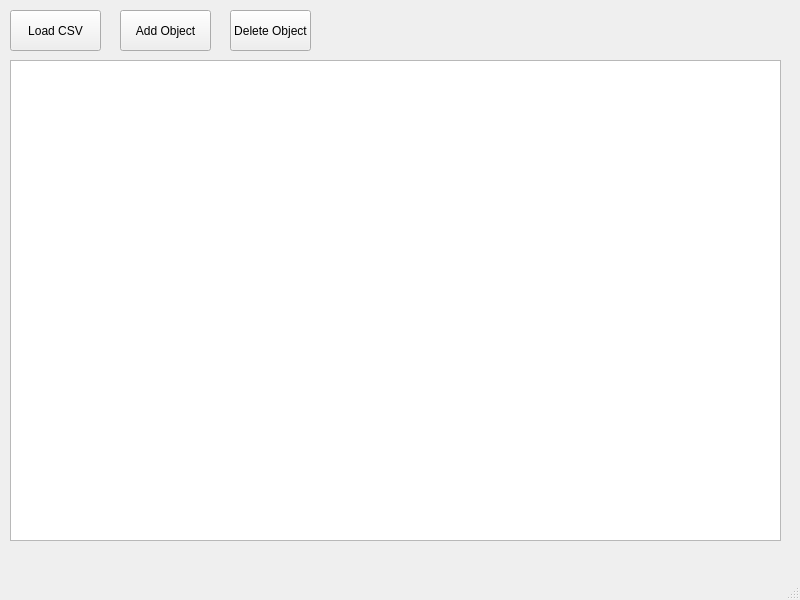
Old version of the form inventorywindow.ui in the repository EtoDrowsy/CS499.
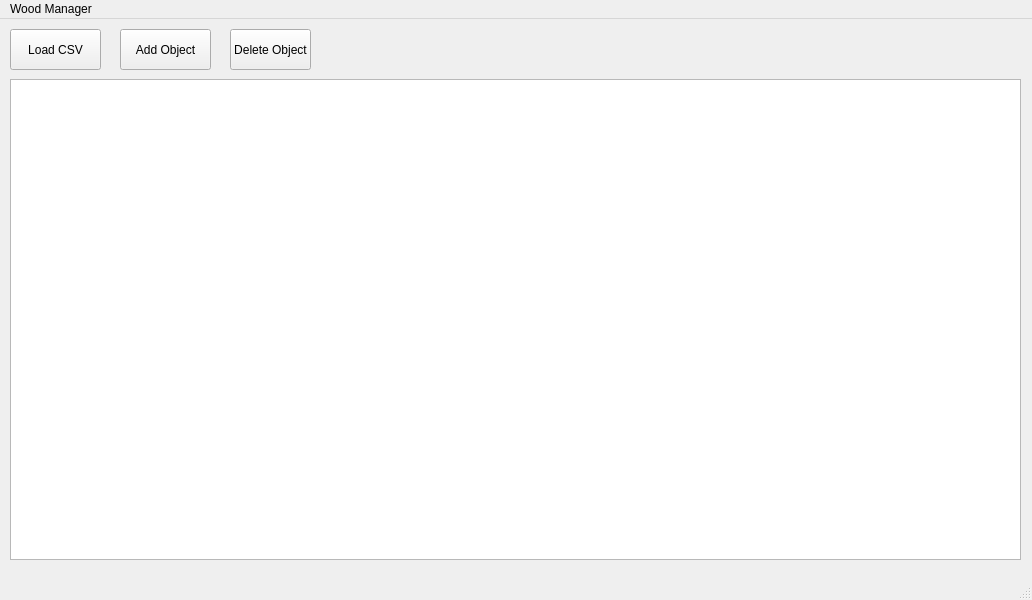
New version of the form.

Diff of the .ui file:
```diff
--- a/inventorywindow.ui
+++ b/inventorywindow.ui
@@ -6,7 +6,7 @@
    <rect>
     <x>0</x>
     <y>0</y>
-    <width>800</width>
+    <width>1032</width>
     <height>600</height>
    </rect>
   </property>
@@ -61,7 +61,7 @@
      <rect>
       <x>10</x>
       <y>60</y>
-      <width>771</width>
+      <width>1011</width>
       <height>481</height>
      </rect>
     </property>
@@ -75,10 +75,16 @@
     <rect>
      <x>0</x>
      <y>0</y>
-     <width>800</width>
-     <height>22</height>
+     <width>1032</width>
+     <height>21</height>
     </rect>
    </property>
+   <widget class="QMenu" name="menuWood_Manager">
+    <property name="title">
+     <string>Wood Manager</string>
+    </property>
+   </widget>
+   <addaction name="menuWood_Manager"/>
   </widget>
   <widget class="QStatusBar" name="statusbar"/>
  </widget>
```
Left out of the diff: 3 changed lines with no effect on the pictures.
